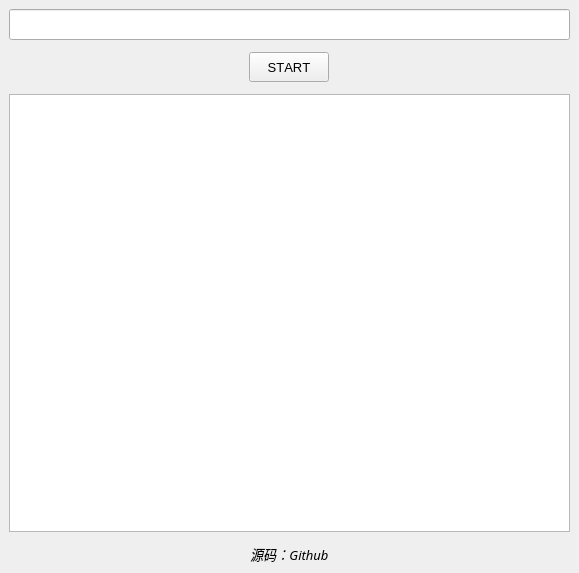
First picture: the form in app.ui, repository fyl00/ExportXiamiList, before the edit.
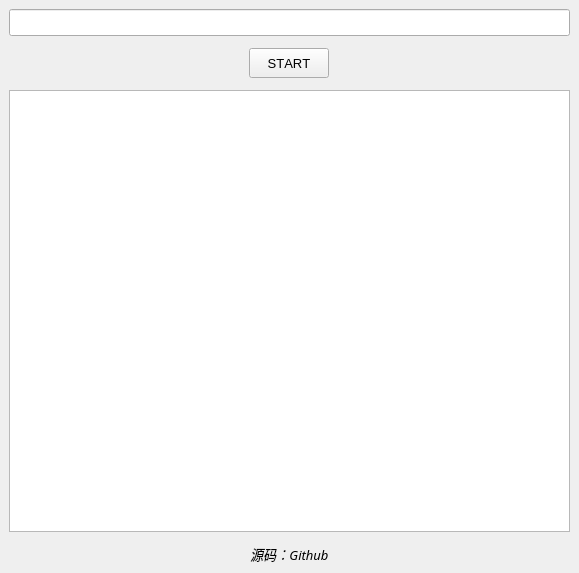
Second picture: the form after the edit.

```diff
--- a/app.ui
+++ b/app.ui
@@ -18,8 +18,8 @@
   </property>
   <property name="font">
    <font>
-    <family>Agency FB</family>
-    <pointsize>9</pointsize>
+    <family>Arial</family>
+    <pointsize>10</pointsize>
    </font>
   </property>
   <property name="windowTitle">
```
